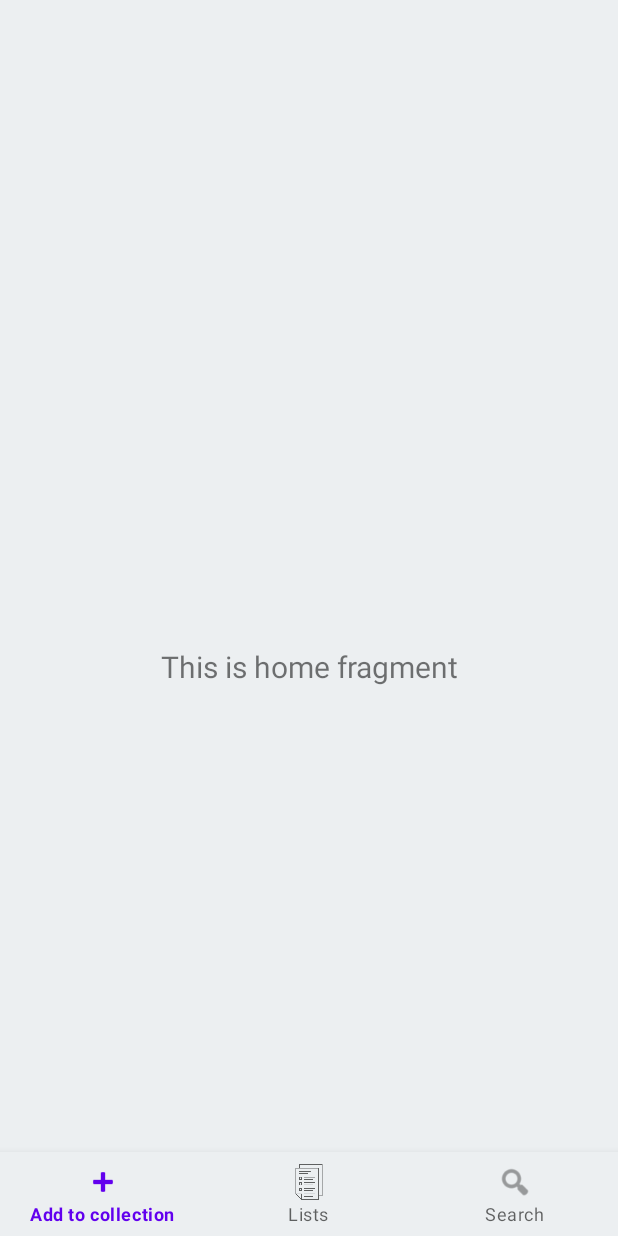
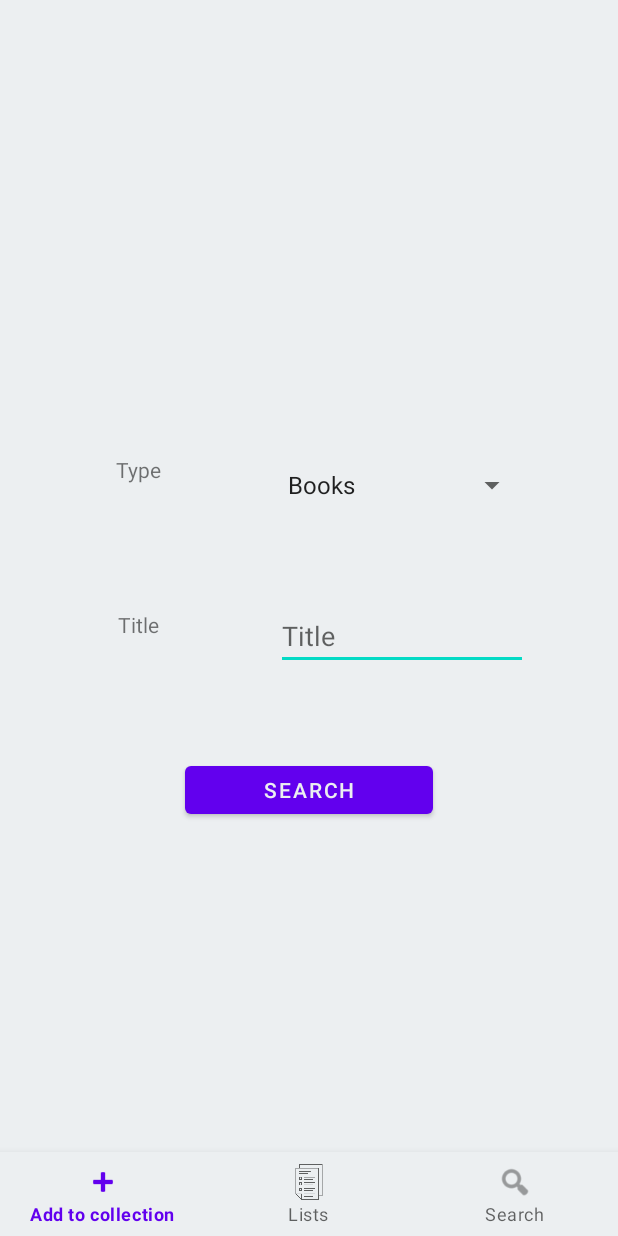
Before and after one commit to PabloOraa/TurtleSchemeAndroid, an Android app: the screen it shows after launch (MainActivity), on a phone screen of 412 x 824 dp. Run offline under Robolectric (Android 15) with nearby library versions, the phone set to English and light mode, and no system bars; our stand-ins replace navigation-ui; libraries missing offline, so code that uses them is left out: com.microsoft.device; 1 statement that could not run was skipped.

Commit message:
Created add View Created new fields and xml neccesary to the add view without any functionality.

```diff
--- a/app/src/main/java/com/example/turtlescheme/ui/home/HomeFragment.java
+++ b/app/src/main/java/com/example/turtlescheme/ui/home/HomeFragment.java
@@ -4,32 +4,19 @@ import android.os.Bundle;
 import android.view.LayoutInflater;
 import android.view.View;
 import android.view.ViewGroup;
-import android.widget.TextView;
 
 import androidx.annotation.NonNull;
-import androidx.annotation.Nullable;
 import androidx.fragment.app.Fragment;
-import androidx.lifecycle.Observer;
-import androidx.lifecycle.ViewModelProvider;
 
 import com.example.turtlescheme.R;
 
-public class HomeFragment extends Fragment {
+public class HomeFragment extends Fragment
+{
 
-    private HomeViewModel homeViewModel;
-
-    public View onCreateView(@NonNull LayoutInflater inflater,
-                             ViewGroup container, Bundle savedInstanceState) {
-        homeViewModel =
-                new ViewModelProvider(this).get(HomeViewModel.class);
-        View root = inflater.inflate(R.layout.fragment_home, container, false);
-        final TextView textView = root.findViewById(R.id.text_home);
-        homeViewModel.getText().observe(getViewLifecycleOwner(), new Observer<String>() {
-            @Override
-            public void onChanged(@Nullable String s) {
-                textView.setText(s);
-            }
-        });
-        return root;
+    public View onCreateView(@NonNull LayoutInflater inflater, ViewGroup container, Bundle savedInstanceState)
+    {
+        /*View root = inflater.inflate(R.layout.fragment_home, container, false);
+        return root;*/
+        return inflater.inflate(R.layout.fragment_home, container, false);
     }
 }
--- a/app/src/main/java/com/example/turtlescheme/ui/home/HomeViewModel.java
+++ /dev/null
@@ -1,19 +0,0 @@
-package com.example.turtlescheme.ui.home;
-
-import androidx.lifecycle.LiveData;
-import androidx.lifecycle.MutableLiveData;
-import androidx.lifecycle.ViewModel;
-
-public class HomeViewModel extends ViewModel {
-
-    private MutableLiveData<String> mText;
-
-    public HomeViewModel() {
-        mText = new MutableLiveData<>();
-        mText.setValue("This is home fragment");
-    }
-
-    public LiveData<String> getText() {
-        return mText;
-    }
-}
--- a/app/src/main/res/layout/fragment_home.xml
+++ b/app/src/main/res/layout/fragment_home.xml
@@ -6,17 +6,65 @@
     android:layout_height="match_parent"
     tools:context=".ui.home.HomeFragment">
 
-    <TextView
-        android:id="@+id/text_home"
-        android:layout_width="match_parent"
-        android:layout_height="wrap_content"
-        android:layout_marginStart="8dp"
-        android:layout_marginTop="8dp"
-        android:layout_marginEnd="8dp"
-        android:textAlignment="center"
-        android:textSize="20sp"
+    <EditText
+        android:id="@+id/editTextTextPersonName"
+        android:layout_width="168dp"
+        android:layout_height="40dp"
+        android:ems="10"
+        android:hint="@string/title_hint"
+        android:inputType="text"
+        app:layout_constraintBottom_toBottomOf="@+id/bt_search"
+        app:layout_constraintEnd_toEndOf="parent"
+        app:layout_constraintStart_toStartOf="@+id/bt_search"
+        app:layout_constraintTop_toTopOf="@+id/sp_types"
+        app:layout_constraintVertical_bias="0.502"
+        android:autofillHints="no"/>
+
+    <Button
+        android:id="@+id/bt_search"
+        android:layout_width="165dp"
+        android:layout_height="44dp"
+        android:layout_weight="1"
+        android:text="@string/search"
         app:layout_constraintBottom_toBottomOf="parent"
         app:layout_constraintEnd_toEndOf="parent"
         app:layout_constraintStart_toStartOf="parent"
-        app:layout_constraintTop_toTopOf="parent" />
+        app:layout_constraintTop_toTopOf="parent"
+        app:layout_constraintVertical_bias="0.62" />
+
+    <TextView
+        android:id="@+id/textView"
+        android:layout_width="111dp"
+        android:layout_height="40dp"
+        android:text="@string/type"
+        android:textAlignment="center"
+        app:layout_constraintBottom_toBottomOf="@+id/sp_types"
+        app:layout_constraintEnd_toStartOf="@+id/sp_types"
+        app:layout_constraintStart_toStartOf="parent"
+        app:layout_constraintTop_toTopOf="@+id/sp_types"
+        app:layout_constraintVertical_bias="1.0" />
+
+    <Spinner
+        android:id="@+id/sp_types"
+        android:layout_width="168dp"
+        android:layout_height="40dp"
+        android:layout_weight="1"
+        android:entries="@array/types"
+        app:layout_constraintBottom_toTopOf="@+id/bt_search"
+        app:layout_constraintEnd_toEndOf="parent"
+        app:layout_constraintStart_toStartOf="@+id/bt_search"
+        app:layout_constraintTop_toTopOf="parent"
+        app:layout_constraintVertical_bias="0.606" />
+
+    <TextView
+        android:id="@+id/textView2"
+        android:layout_width="111dp"
+        android:layout_height="40dp"
+        android:text="@string/title"
+        android:textAlignment="center"
+        app:layout_constraintBottom_toBottomOf="@+id/editTextTextPersonName"
+        app:layout_constraintEnd_toStartOf="@+id/editTextTextPersonName"
+        app:layout_constraintStart_toStartOf="parent"
+        app:layout_constraintTop_toTopOf="@+id/editTextTextPersonName"
+        app:layout_constraintVertical_bias="1.0" />
 </androidx.constraintlayout.widget.ConstraintLayout>
--- /dev/null
+++ b/app/src/main/res/values/arrays.xml
@@ -0,0 +1,8 @@
+<resources>
+    <string-array name="types">
+        <item>@string/books</item>
+        <item>@string/music</item>
+        <item>@string/movie</item>
+        <item>@string/serie</item>
+    </string-array>
+</resources>
--- a/app/src/main/res/values/strings.xml
+++ b/app/src/main/res/values/strings.xml
@@ -3,4 +3,12 @@
     <string name="title_add">Add to collection</string>
     <string name="title_list">Lists</string>
     <string name="title_search">Search</string>
+    <string name="title">Title</string>
+    <string name="type">Type</string>
+    <string name="title_hint">Title</string>
+    <string name="books">Books</string>
+    <string name="music">Music</string>
+    <string name="serie">Series</string>
+    <string name="movie">Movies</string>
+    <string name="search">Search</string>
 </resources>
```
Also changed, not shown: 1 other file.
